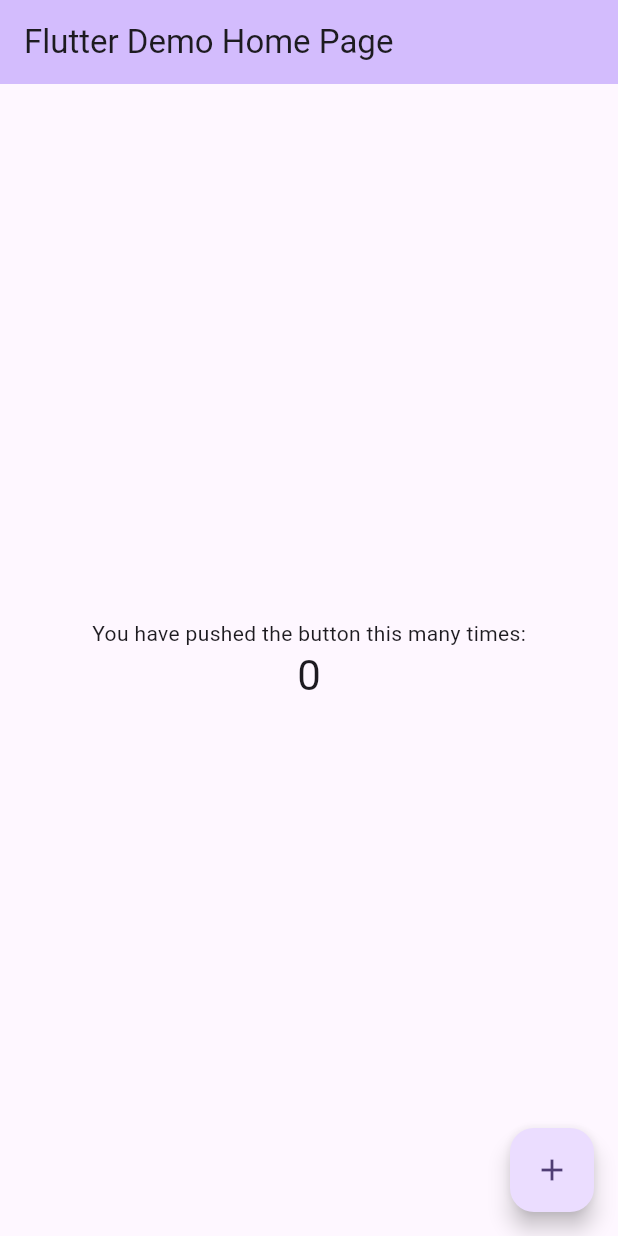
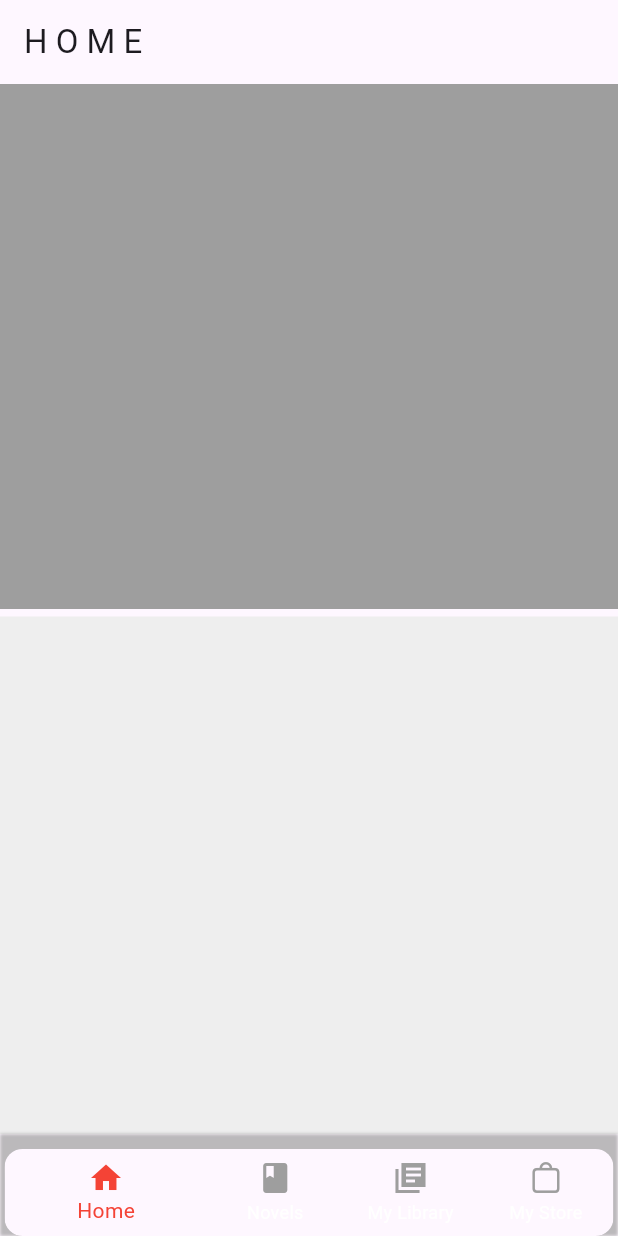
Before and after one commit to sylvesterakrong/GetitApp, a Flutter app: the screen it shows after launch, on a phone screen of 412 x 824 dp. Run offline on Flutter 3.47's test engine with Material 3 defaults, Android fonts, the light colour scheme and no system bars.

Commit message:
bottom nav bar update

```diff
--- /dev/null
+++ b/getitapp/lib/components/bottomnavbar.dart
@@ -0,0 +1,56 @@
+import 'package:flutter/cupertino.dart';
+import 'package:flutter/material.dart';
+//import 'package:cupertino_icons/cupertino_icons.dart';
+
+class ButtomNavBar extends StatelessWidget {
+  const ButtomNavBar(
+      {super.key, required this.currentIndex, required this.onTap});
+
+  final int currentIndex;
+  final Function(int) onTap;
+
+  BottomNavigationBarItem _buildTabItem(
+      IconData icon, IconData filledIcon, int index, String label) {
+    return BottomNavigationBarItem(
+      icon: Icon(
+        currentIndex == index ? filledIcon : icon,
+        color: currentIndex == index ? Colors.red : Colors.grey,
+      ),
+      label: label,
+    );
+  }
+
+  @override
+  Widget build(BuildContext context) {
+    return Container(
+      decoration: BoxDecoration(
+        boxShadow: [
+          BoxShadow(color: Colors.grey.withOpacity(0.7), blurRadius: 1.0)
+        ],
+      ),
+      child: Padding(
+        padding: const EdgeInsets.fromLTRB(3, 10, 3, 0),
+        child: ClipRRect(
+          borderRadius: BorderRadius.circular(12),
+          child: BottomNavigationBar(
+            currentIndex: currentIndex,
+            onTap: onTap,
+            showSelectedLabels: true,
+            showUnselectedLabels: true,
+
+            //height: 60,
+            backgroundColor: Colors.grey[200],
+            unselectedItemColor: Colors.white,
+            selectedItemColor: Colors.red,
+            items: [
+              _buildTabItem(Icons.home, Icons.home, 0, 'Home'),
+              _buildTabItem(Icons.book, Icons.book_outlined, 1, 'Novels'),
+              _buildTabItem(Icons.my_library_books_sharp, Icons.library_books_outlined, 2, 'My Library'),
+              _buildTabItem(CupertinoIcons.bag, CupertinoIcons.bag_fill, 3, 'My Store'),
+            ],
+          ),
+        ),
+      ),
+    );
+  }
+}
--- a/getitapp/lib/main.dart
+++ b/getitapp/lib/main.dart
@@ -1,4 +1,9 @@
 import 'package:flutter/material.dart';
+import 'package:getitapp/pages/home_page.dart';
+import 'package:getitapp/pages/mylibrary_page.dart';
+import 'package:getitapp/pages/mystore_page.dart';
+import 'package:getitapp/pages/novels_page.dart';
+
 
 void main() {
   runApp(const MyApp());
@@ -7,119 +12,21 @@
 class MyApp extends StatelessWidget {
   const MyApp({super.key});
 
-  // This widget is the root of your application.
   @override
   Widget build(BuildContext context) {
     return MaterialApp(
-      title: 'Flutter Demo',
-      theme: ThemeData(
-        // This is the theme of your application.
-        //
-        // TRY THIS: Try running your application with "flutter run". You'll see
-        // the application has a purple toolbar. Then, without quitting the app,
-        // try changing the seedColor in the colorScheme below to Colors.green
-        // and then invoke "hot reload" (save your changes or press the "hot
-        // reload" button in a Flutter-supported IDE, or press "r" if you used
-        // the command line to start the app).
-        //
-        // Notice that the counter didn't reset back to zero; the application
-        // state is not lost during the reload. To reset the state, use hot
-        // restart instead.
-        //
-        // This works for code too, not just values: Most code changes can be
-        // tested with just a hot reload.
-        colorScheme: ColorScheme.fromSeed(seedColor: Colors.deepPurple),
-        useMaterial3: true,
-      ),
-      home: const MyHomePage(title: 'Flutter Demo Home Page'),
+    debugShowCheckedModeBanner: false,
+
+    initialRoute: '/homepage',
+
+    routes: {
+      '/homepage' : (context) => const HomePage(),
+      '/novelspage' : (context) => const NovelsPage(),
+      '/mylibrarypage' : (context) => const MyLibraryPage(),
+      '/mystorepage' : (context) => const MyStorePage(),
+
+    },
+
     );
   }
 }
-
-class MyHomePage extends StatefulWidget {
-  const MyHomePage({super.key, required this.title});
-
-  // This widget is the home page of your application. It is stateful, meaning
-  // that it has a State object (defined below) that contains fields that affect
-  // how it looks.
-
-  // This class is the configuration for the state. It holds the values (in this
-  // case the title) provided by the parent (in this case the App widget) and
-  // used by the build method of the State. Fields in a Widget subclass are
-  // always marked "final".
-
-  final String title;
-
-  @override
-  State<MyHomePage> createState() => _MyHomePageState();
-}
-
-class _MyHomePageState extends State<MyHomePage> {
-  int _counter = 0;
-
-  void _incrementCounter() {
-    setState(() {
-      // This call to setState tells the Flutter framework that something has
-      // changed in this State, which causes it to rerun the build method below
-      // so that the display can reflect the updated values. If we changed
-      // _counter without calling setState(), then the build method would not be
-      // called again, and so nothing would appear to happen.
-      _counter++;
-    });
-  }
-
-  @override
-  Widget build(BuildContext context) {
-    // This method is rerun every time setState is called, for instance as done
-    // by the _incrementCounter method above.
-    //
-    // The Flutter framework has been optimized to make rerunning build methods
-    // fast, so that you can just rebuild anything that needs updating rather
-    // than having to individually change instances of widgets.
-    return Scaffold(
-      appBar: AppBar(
-        // TRY THIS: Try changing the color here to a specific color (to
-        // Colors.amber, perhaps?) and trigger a hot reload to see the AppBar
-        // change color while the other colors stay the same.
-        backgroundColor: Theme.of(context).colorScheme.inversePrimary,
-        // Here we take the value from the MyHomePage object that was created by
-        // the App.build method, and use it to set our appbar title.
-        title: Text(widget.title),
-      ),
-      body: Center(
-        // Center is a layout widget. It takes a single child and positions it
-        // in the middle of the parent.
-        child: Column(
-          // Column is also a layout widget. It takes a list of children and
-          // arranges them vertically. By default, it sizes itself to fit its
-          // children horizontally, and tries to be as tall as its parent.
-          //
-          // Column has various properties to control how it sizes itself and
-          // how it positions its children. Here we use mainAxisAlignment to
-          // center the children vertically; the main axis here is the vertical
-          // axis because Columns are vertical (the cross axis would be
-          // horizontal).
-          //
-          // TRY THIS: Invoke "debug painting" (choose the "Toggle Debug Paint"
-          // action in the IDE, or press "p" in the console), to see the
-          // wireframe for each widget.
-          mainAxisAlignment: MainAxisAlignment.center,
-          children: <Widget>[
-            const Text(
-              'You have pushed the button this many times:',
-            ),
-            Text(
-              '$_counter',
-              style: Theme.of(context).textTheme.headlineMedium,
-            ),
-          ],
-        ),
-      ),
-      floatingActionButton: FloatingActionButton(
-        onPressed: _incrementCounter,
-        tooltip: 'Increment',
-        child: const Icon(Icons.add),
-      ), // This trailing comma makes auto-formatting nicer for build methods.
-    );
-  }
-}
--- /dev/null
+++ b/getitapp/lib/pages/home_page.dart
@@ -0,0 +1,56 @@
+import 'package:flutter/material.dart';
+import 'package:getitapp/components/bottomnavbar.dart';
+
+class HomePage extends StatefulWidget {
+  const HomePage({super.key});
+
+  @override
+  State<HomePage> createState() => _HomePageState();
+}
+
+class _HomePageState extends State<HomePage> {
+  @override
+  Widget build(BuildContext context) {
+    return Scaffold(
+      appBar: AppBar(
+        title: const Text("H O M E"),
+      ),
+      body: ListView(
+        children: [
+          Container(
+            height: 350,
+            color: Colors.grey,
+          ),
+          const SizedBox(
+            height: 5,
+          ),
+          Container(
+            height: 350,
+            color: Colors.grey[200],
+          ),
+        ],
+      ),
+
+
+
+
+
+
+      //bottom navigator
+      bottomNavigationBar: ButtomNavBar(
+        currentIndex: 0,
+        onTap: (index) {
+          if (index == 0) {
+            //Navigator.pushReplacementNamed(context, '/homepage');
+          } else if (index == 1) {
+            Navigator.pushReplacementNamed(context, '/novelspage');
+          } else if (index == 2) {
+            Navigator.pushReplacementNamed(context, '/mylibrarypage');
+          } else if (index == 3) {
+            Navigator.pushReplacementNamed(context, '/mystorepage');
+          }
+        },
+      ),
+    );
+  }
+}
```
Also changed, not shown: getitapp/lib/pages/mylibrary_page.dart (added, +51 -0 lines), getitapp/lib/pages/mystore_page.dart (added, +51 -0 lines), getitapp/lib/pages/novels_page.dart (added, +51 -0 lines).
